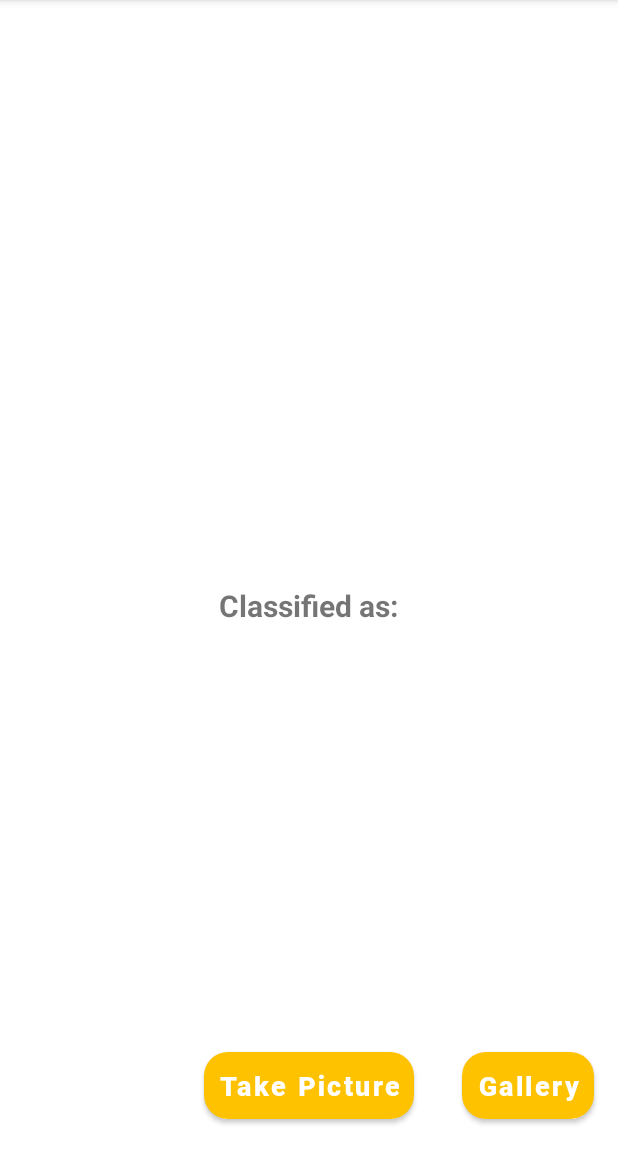
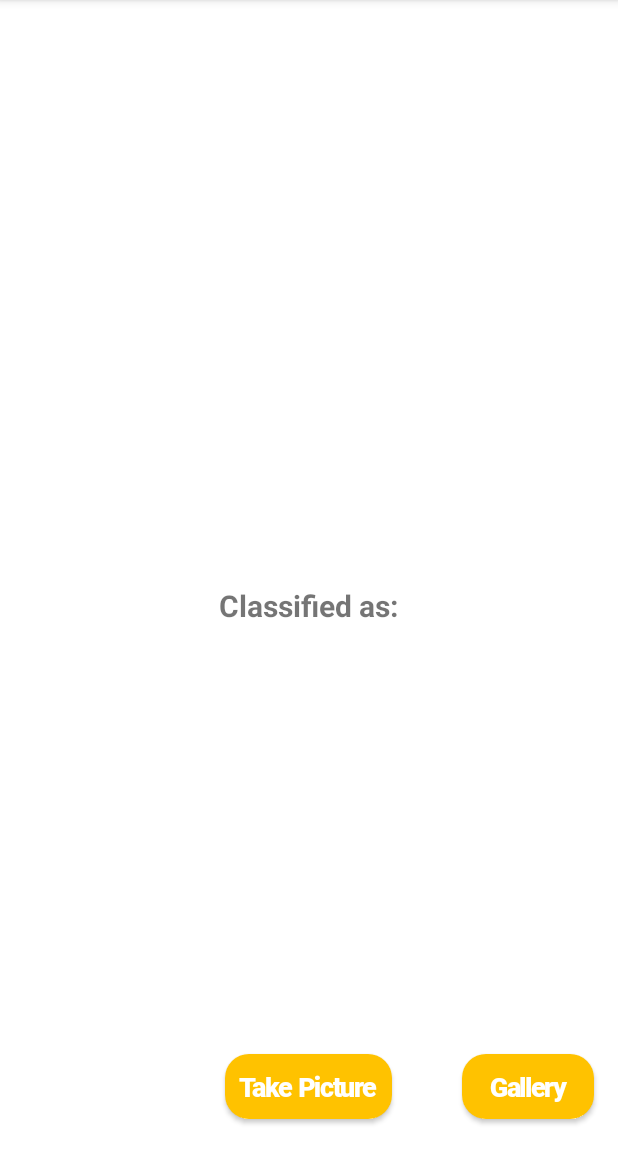
Before and after one commit to WhatIfBlueberry/keras_project, an Android app: the screen it shows after launch (MainActivity), on a phone screen of 412 x 824 dp, the part 84-1236 px from its top. Run offline under Robolectric (Android 15) with nearby library versions, the phone set to English and light mode, and no system bars; libraries missing offline, so code that uses them is left out: org.tensorflow.lite.

Commit message:
minor button adjustments

```diff
--- a/dolphin/app/src/main/res/values/styles.xml
+++ b/dolphin/app/src/main/res/values/styles.xml
@@ -2,9 +2,9 @@
 <resources>
     <style name="CustomButton" parent="Widget.MaterialComponents.Button">
         <item name="cornerRadius">16dp</item>
-        <item name="android:padding">10dp</item>
+        <item name="android:padding">9dp</item>
         <item name="android:textSize">18sp</item>
-        <item name="android:textStyle">bold</item>
         <item name="android:fontFamily">@font/roboto</item>
+        <item name="android:letterSpacing">-0.05</item>
     </style>
 </resources>
```
